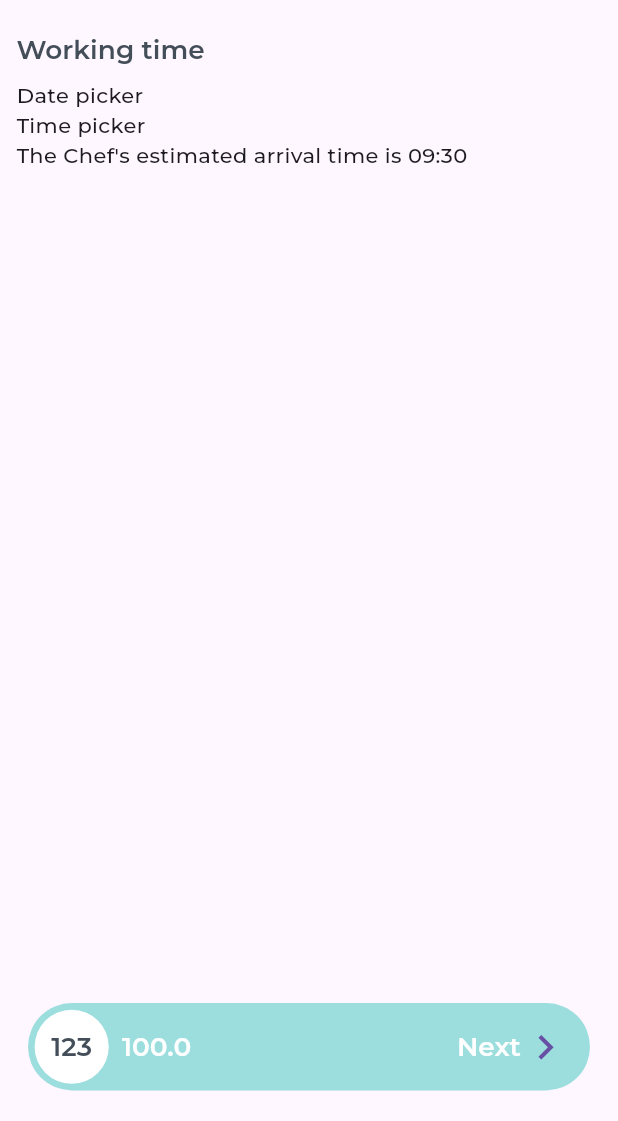
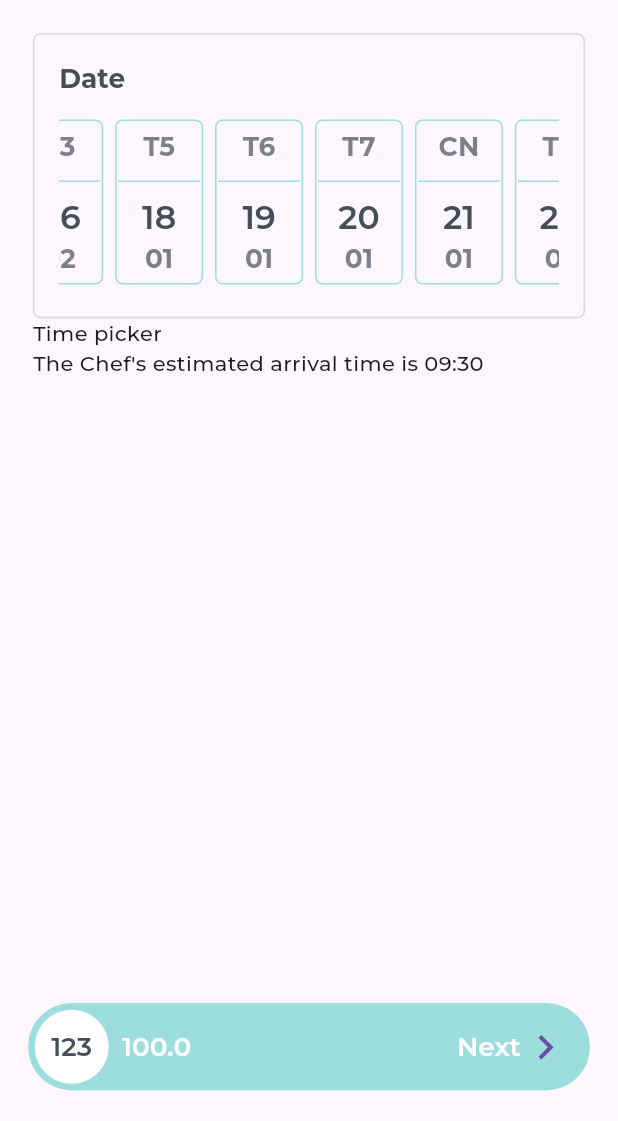
Before and after one commit to jinergenkai/homechef, a Flutter app: the SetTimePage screen opened by its route, on a phone screen of 412 x 824 dp, the part 115-1236 px from its top. Run offline on Flutter 3.47's test engine with Material 3 defaults, Android fonts, the phone set to English and light mode, and no system bars; drawn by our look-alikes of carousel_slider; our stand-ins replace auto_route, connectivity_plus, cookie_jar, dartx, decimal, device_info_plus and 20 more; missing offline and left inert: _fe_analyzer_shared, analyzer, analyzer_plugin, android_id, custom_lint_builder, dart_style and 4 more; accounts and stored records are empty; generated files the repository leaves out were written again; statements that could not run were skipped; project files that could hold a hidden picture were left out.

Commit message:
base + feat: add carousel slider multiple + pick date

```diff
--- /dev/null
+++ b/app/lib/common_view/border_container.dart
@@ -0,0 +1,37 @@
+import 'package:flutter/material.dart';
+
+import '../resource/styles/app_colors.dart';
+
+class BorderContainer extends StatelessWidget {
+  const BorderContainer({
+    required this.child,
+    this.padding,
+    this.width,
+    this.height,
+    this.color,
+    super.key,
+  });
+
+  final Widget child;
+  final double? width;
+  final double? height;
+  final EdgeInsets? padding;
+  final Color? color;
+
+  @override
+  Widget build(BuildContext context) {
+    return Container(
+      width: width,
+      height: height,
+      decoration: BoxDecoration(
+        borderRadius: BorderRadius.circular(5),
+        border: Border.all(
+          color: color ?? AppColors.current.primaryColor,
+          width: 1,
+        ),
+      ),
+      padding: padding ?? EdgeInsets.all(10),
+      child: child,
+    );
+  }
+}
--- a/app/lib/ui/set_time/set_time_page.dart
+++ b/app/lib/ui/set_time/set_time_page.dart
@@ -1,10 +1,12 @@
 import 'package:auto_route/auto_route.dart';
+import 'package:carousel_slider/carousel_slider.dart';
 import 'package:domain/domain.dart';
 import 'package:flutter/material.dart';
 import 'package:flutter_bloc/flutter_bloc.dart';
+import 'package:intl/intl.dart';
 
 import '../../app.dart';
-import '../choose_menu/choose_menu_page.dart';
+import '../../common_view/border_container.dart';
 import 'bloc/set_time.dart';
 
 @RoutePage()
@@ -43,15 +45,26 @@ class _SetTimePageState extends BasePageState<SetTimePage, SetTimeBloc> {
           builder: (context, state) {
             return SingleChildScrollView(
               child: Container(
-                padding: EdgeInsets.all(Dimens.d10.responsive()),
+                padding: EdgeInsets.all(Dimens.d20.responsive()),
                 child: Column(
                   crossAxisAlignment: CrossAxisAlignment.start,
                   children: [
-                    //* Title
-                    CommonSmallTitle(text: "Working time"),
+                    //* Date picker
+                    BorderContainer(
+                      // height: 100,
+                      color: AppColors.current.disabledColor,
+                      padding: EdgeInsets.all(Dimens.d15.responsive()),
+                      child: Column(
+                      crossAxisAlignment: CrossAxisAlignment.start,
 
-                    //* Date picker
-                    Text("Date picker"),
+                      children: [
+                    Text("Date", style: AppTextStyles.s16w700(color: AppColors.current.primaryTextColor)),
+                    SizedBox(height: 10,),
+                        Container(
+                          // height: 150,
+                          child: CarouselSliderMutiple()),
+                      ],
+                    )),
 
                     //* Time picker
                     Text("Time picker"),
@@ -81,3 +94,82 @@ class _SetTimePageState extends BasePageState<SetTimePage, SetTimeBloc> {
     );
   }
 }
+
+List<String> getFutureDateStrings(int numberOfDays, String pattern) {
+  List<String> dateStrings = [];
+
+  for (int i = 0; i < numberOfDays; i++) {
+    DateTime currentDate = DateTime.now().add(Duration(days: i));
+    String formattedDate = DateFormat(pattern).format(currentDate);
+    dateStrings.add(formattedDate);
+  }
+
+  return dateStrings;
+}
+
+// final List<int> dateList = [10, 20, 3, 4, 5, 6, 7, 8, 9, 10, 11, 12, 13, 14, 15];
+final List<String> dateList = getFutureDateStrings(20, "dd/MM");
+final int firstDay = DateTime.now().weekday;
+final List<String> weekdays = ["CN", "T2", "T3", "T4", "T5", "T6", "T7"];
+
+class CarouselSliderMutiple extends StatelessWidget {
+  // https://stackoverflow.com/questions/64716588/multiple-items-in-one-slide-flutter-dart
+  final int numPerFrame = 4;
+
+  @override
+  Widget build(BuildContext context) {
+    final int imageCount = (dateList.length / numPerFrame).round();
+    return CarouselSlider.builder(
+      options: CarouselOptions(
+        height: 120,
+        aspectRatio: 2.0,
+        // enlargeCenterPage: false,
+        // viewportFraction: 1,
+      ),
+      itemCount: imageCount,
+      itemBuilder: (context, index, realIndex) {
+        // final int first = index;
+        // final int? second = index < imageCount - 1 ? first + 1 : null;
+        // final int? seven = index <= (dateList.length / 7).ceil() - 1 ? first + 1 : null;
+        final List<int?> list = [
+          index * numPerFrame,
+          index * numPerFrame + 1,
+          index * numPerFrame + 2,
+          index * numPerFrame + 3,
+          // index * numPerFrame + 4,
+          // index * numPerFrame + 5,
+          // index * numPerFrame + 6
+        ];
+
+        return Row(
+          children: [...list].map((idx) {
+            return idx != null
+                ? Expanded(
+                    flex: 1,
+                    child: Container(
+                      margin: EdgeInsets.symmetric(horizontal: 4),
+                      height: 110,
+                      // child: Image.network(imgList[idx], fit: BoxFit.cover),
+                      child: BorderContainer(
+                        padding: EdgeInsets.all(Dimens.d1.responsive()),
+                        // child: Center(child: Text("${weekdays[(firstDay + idx) % 7 ]}\n\n${dateList[idx].split("/").join("\n")}", textAlign: TextAlign.center)),
+                        child: Column(
+                          crossAxisAlignment: CrossAxisAlignment.center,
+                          children: [
+                          SizedBox(height: 3),
+                          Text("${weekdays[(firstDay + idx) % 7 ]}", style: AppTextStyles.s16w700(color: AppColors.current.primaryTextColor.withOpacity(0.7))),
+                          SizedBox(height: 3),
+                          Divider(color: AppColors.current.primaryColor,),
+                          Text("${dateList[idx].split("/")[0]}", style: AppTextStyles.s20w600(color: AppColors.current.primaryTextColor)),
+                          Text("${dateList[idx].split("/")[1]}", style: AppTextStyles.s16w700(color: AppColors.current.primaryTextColor.withOpacity(0.7))),
+                        ],),
+                      ),
+                    ),
+                  )
+                : Container();
+          }).toList(),
+        );
+      },
+    );
+  }
+}
```
Also changed, not shown: app/lib/common_view/carousel_slider_multiple.dart (added, +46 -0 lines).
